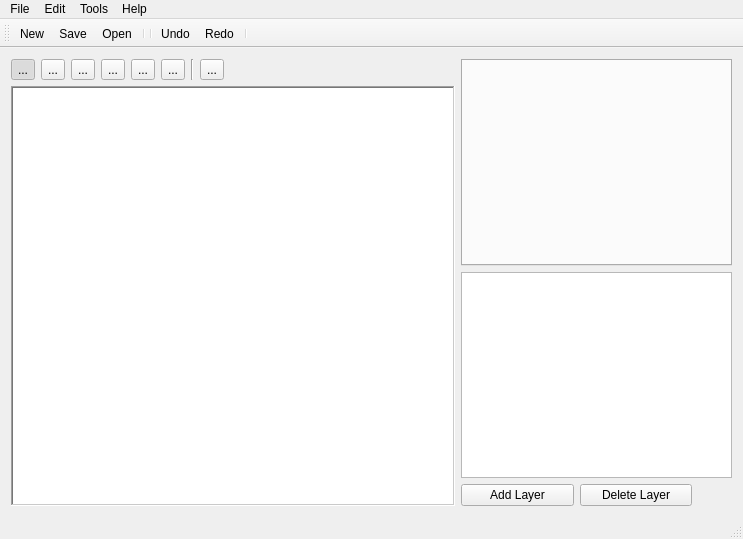
Above: MainWindow.ui from Preece/TGL before the change. Below: the same form after it.
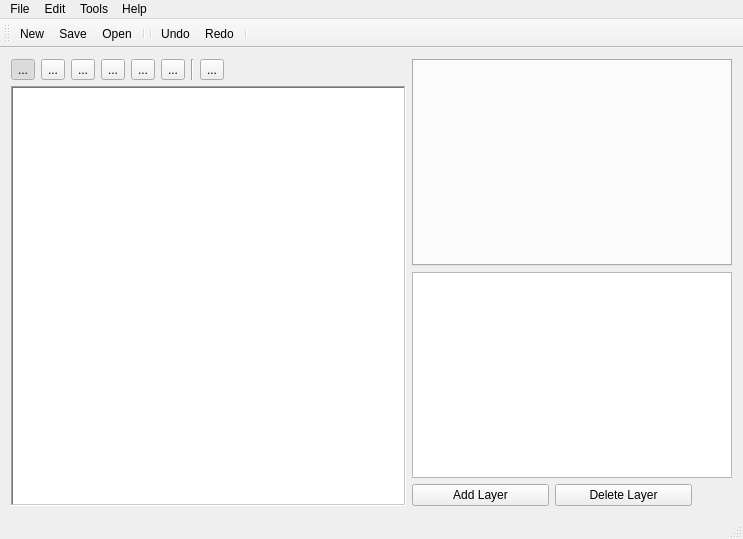
That is the form after the change. Icons and pictures are not drawn. Custom widgets are drawn as their Qt base class.

```diff
--- a/MainWindow.ui
+++ b/MainWindow.ui
@@ -196,13 +196,13 @@
         </property>
         <property name="minimumSize">
          <size>
-          <width>271</width>
+          <width>320</width>
           <height>0</height>
          </size>
         </property>
         <property name="maximumSize">
          <size>
-          <width>271</width>
+          <width>16777215</width>
           <height>16777215</height>
          </size>
         </property>
```
